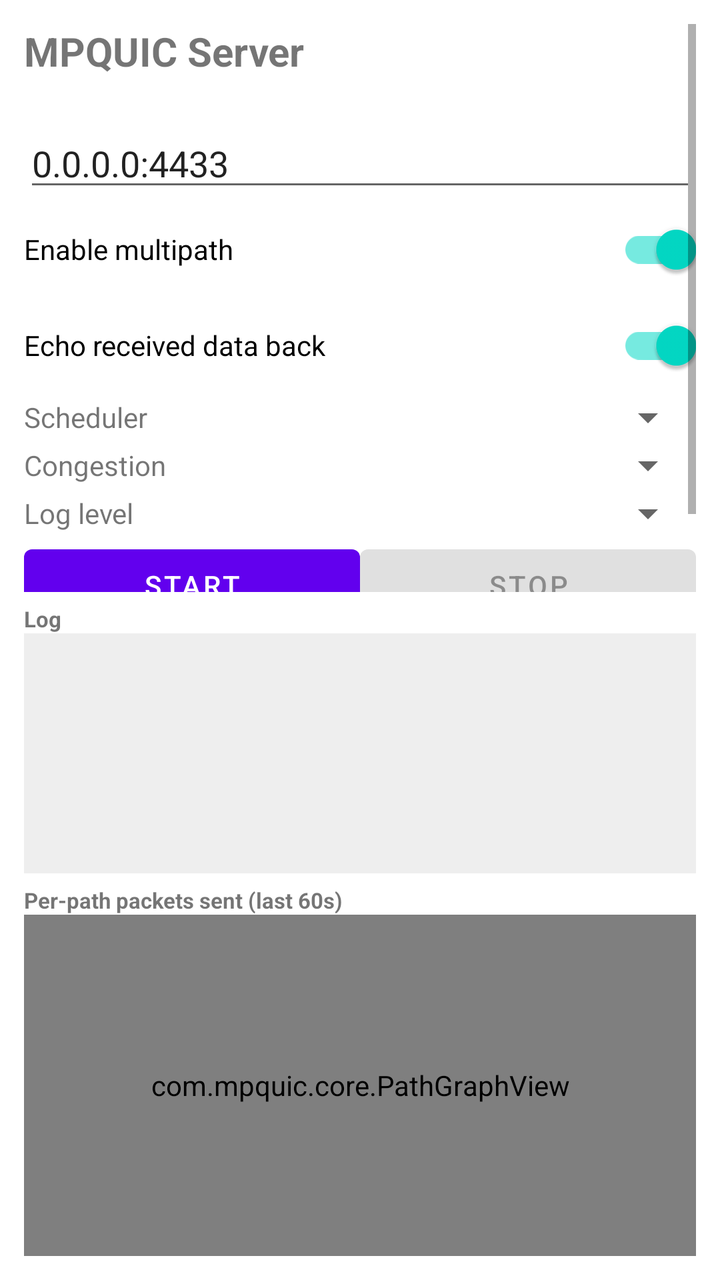
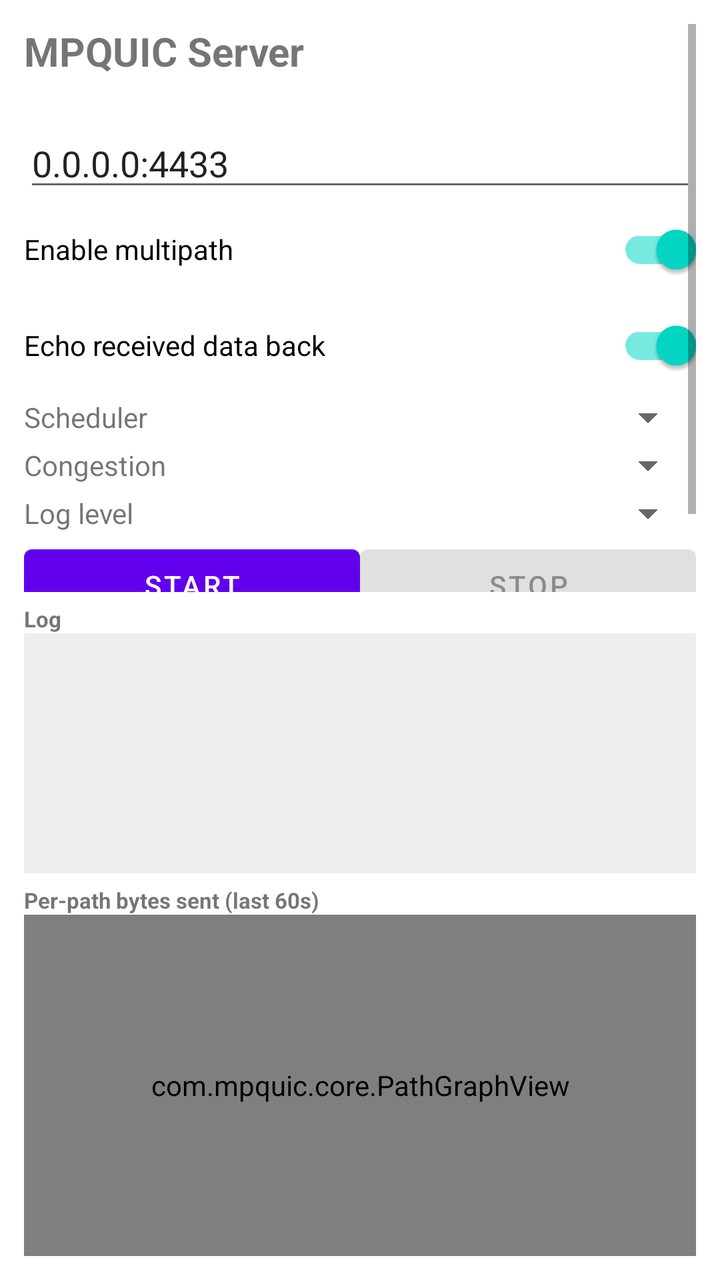

Before-and-after screenshots of an Android layout around one commit, followed by the original layout XML and the change that was made.
<!-- AndroidManifest.xml: application theme Theme.MaterialComponents.DayNight.NoActionBar -->
<!-- res/layout/activity_main.xml -->
<?xml version="1.0" encoding="utf-8"?>
<LinearLayout xmlns:android="http://schemas.android.com/apk/res/android"
    android:layout_width="match_parent"
    android:layout_height="match_parent"
    android:orientation="vertical"
    android:padding="12dp"
    android:fitsSystemWindows="true">

    <ScrollView
        android:layout_width="match_parent"
        android:layout_height="0dp"
        android:layout_weight="1">

        <LinearLayout
            android:layout_width="match_parent"
            android:layout_height="wrap_content"
            android:orientation="vertical">

            <TextView
                android:layout_width="wrap_content"
                android:layout_height="wrap_content"
                android:text="MPQUIC Server"
                android:textSize="20sp"
                android:textStyle="bold" />

            <TextView
                android:id="@+id/deviceIps"
                android:layout_width="match_parent"
                android:layout_height="wrap_content"
                android:textSize="12sp"
                android:fontFamily="monospace"
                android:paddingTop="4dp" />

            <EditText
                android:id="@+id/listenAddr"
                android:layout_width="match_parent"
                android:layout_height="wrap_content"
                android:hint="Listen address (ip:port)"
                android:inputType="text"
                android:text="0.0.0.0:4433" />

            <com.google.android.material.switchmaterial.SwitchMaterial
                android:id="@+id/multipathSwitch"
                android:layout_width="match_parent"
                android:layout_height="wrap_content"
                android:checked="true"
                android:text="Enable multipath" />

            <com.google.android.material.switchmaterial.SwitchMaterial
                android:id="@+id/echoSwitch"
                android:layout_width="match_parent"
                android:layout_height="wrap_content"
                android:checked="true"
                android:text="Echo received data back" />

            <LinearLayout
                android:layout_width="match_parent"
                android:layout_height="wrap_content"
                android:orientation="horizontal">

                <TextView
                    android:layout_width="0dp"
                    android:layout_weight="1"
                    android:layout_height="wrap_content"
                    android:layout_gravity="center_vertical"
                    android:text="Scheduler" />

                <Spinner
                    android:id="@+id/mpAlgo"
                    android:layout_width="0dp"
                    android:layout_weight="2"
                    android:layout_height="wrap_content" />
            </LinearLayout>

            <LinearLayout
                android:layout_width="match_parent"
                android:layout_height="wrap_content"
                android:orientation="horizontal">

                <TextView
                    android:layout_width="0dp"
                    android:layout_weight="1"
                    android:layout_height="wrap_content"
                    android:layout_gravity="center_vertical"
                    android:text="Congestion" />

                <Spinner
                    android:id="@+id/ccAlgo"
                    android:layout_width="0dp"
                    android:layout_weight="2"
                    android:layout_height="wrap_content" />
            </LinearLayout>

            <LinearLayout
                android:layout_width="match_parent"
                android:layout_height="wrap_content"
                android:orientation="horizontal">

                <TextView
                    android:layout_width="0dp"
                    android:layout_weight="1"
                    android:layout_height="wrap_content"
                    android:layout_gravity="center_vertical"
                    android:text="Log level" />

                <Spinner
                    android:id="@+id/logLevel"
                    android:layout_width="0dp"
                    android:layout_weight="2"
                    android:layout_height="wrap_content" />
            </LinearLayout>

            <LinearLayout
                android:layout_width="match_parent"
                android:layout_height="wrap_content"
                android:orientation="horizontal">

                <Button
                    android:id="@+id/startBtn"
                    android:layout_width="0dp"
                    android:layout_weight="1"
                    android:layout_height="wrap_content"
                    android:text="Start" />

                <Button
                    android:id="@+id/stopBtn"
                    android:layout_width="0dp"
                    android:layout_weight="1"
                    android:layout_height="wrap_content"
                    android:enabled="false"
                    android:text="Stop" />
            </LinearLayout>

            <TextView
                android:id="@+id/stats"
                android:layout_width="match_parent"
                android:layout_height="wrap_content"
                android:fontFamily="monospace"
                android:textSize="12sp"
                android:paddingTop="8dp"
                android:text="Not running" />
        </LinearLayout>
    </ScrollView>

    <TextView
        android:id="@+id/logLabel"
        android:layout_width="match_parent"
        android:layout_height="wrap_content"
        android:text="Log"
        android:textStyle="bold"
        android:textSize="11sp"
        android:paddingTop="6dp" />

    <ScrollView
        android:id="@+id/logScroll"
        android:layout_width="match_parent"
        android:layout_height="120dp"
        android:background="#11000000">

        <TextView
            android:id="@+id/log"
            android:layout_width="match_parent"
            android:layout_height="wrap_content"
            android:fontFamily="monospace"
            android:textSize="10sp"
            android:padding="4dp"
            android:paddingBottom="16dp" />
    </ScrollView>

    <TextView
        android:layout_width="match_parent"
        android:layout_height="wrap_content"
        android:text="Per-path packets sent (last 60s)"
        android:textStyle="bold"
        android:textSize="11sp"
        android:paddingTop="6dp" />

    <com.mpquic.core.PathGraphView
        android:id="@+id/pathGraph"
        android:layout_width="match_parent"
        android:layout_height="0dp"
        android:layout_weight="0.6"
        android:background="#11000000" />
</LinearLayout>
<!-- resources referenced by this layout -->
<resources>

</resources>

<!-- the commit's change to res/layout/activity_main.xml (unified diff, before → after) -->
@@ -170,7 +170,7 @@
     <TextView
         android:layout_width="match_parent"
         android:layout_height="wrap_content"
-        android:text="Per-path packets sent (last 60s)"
+        android:text="Per-path bytes sent (last 60s)"
         android:textStyle="bold"
         android:textSize="11sp"
         android:paddingTop="6dp" />
